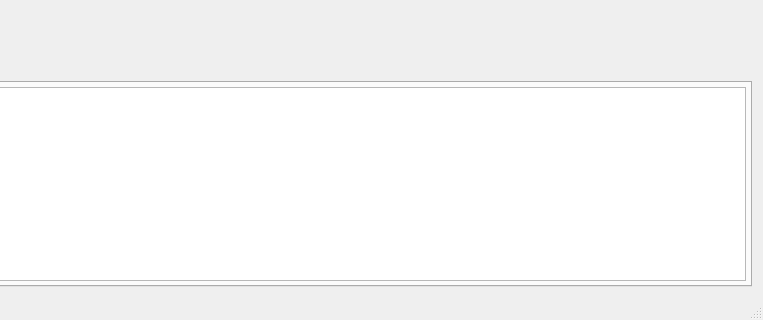
Before: the Qt Designer form source/serialplot/src/mainwindow.ui in KacperJanowski98/SerialPlot-Biomedical-Signals, drawn with Qt 5; both pictures show x 469 to 1232 and y 410 to 730 of the 1232 by 730 pixel window.
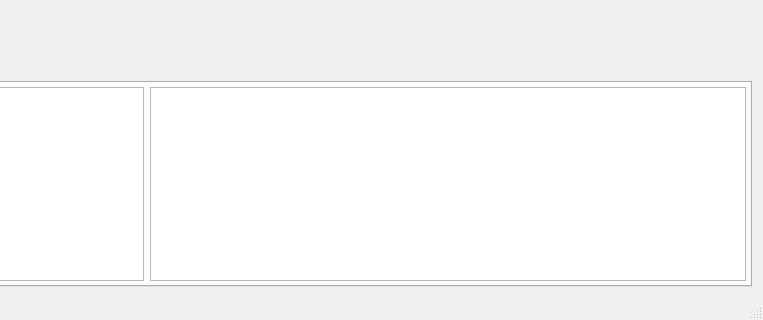
After: the same form once the commit is applied. Icons and pictures are not drawn. Custom widgets are drawn as their Qt base class.

What changed in the file:
```diff
--- a/source/serialplot/src/mainwindow.ui
+++ b/source/serialplot/src/mainwindow.ui
@@ -105,6 +105,9 @@
           </property>
          </widget>
         </item>
+        <item>
+         <widget class="QPlainTextEdit" name="ptLogStream"/>
+        </item>
        </layout>
       </widget>
      </widget>
```
